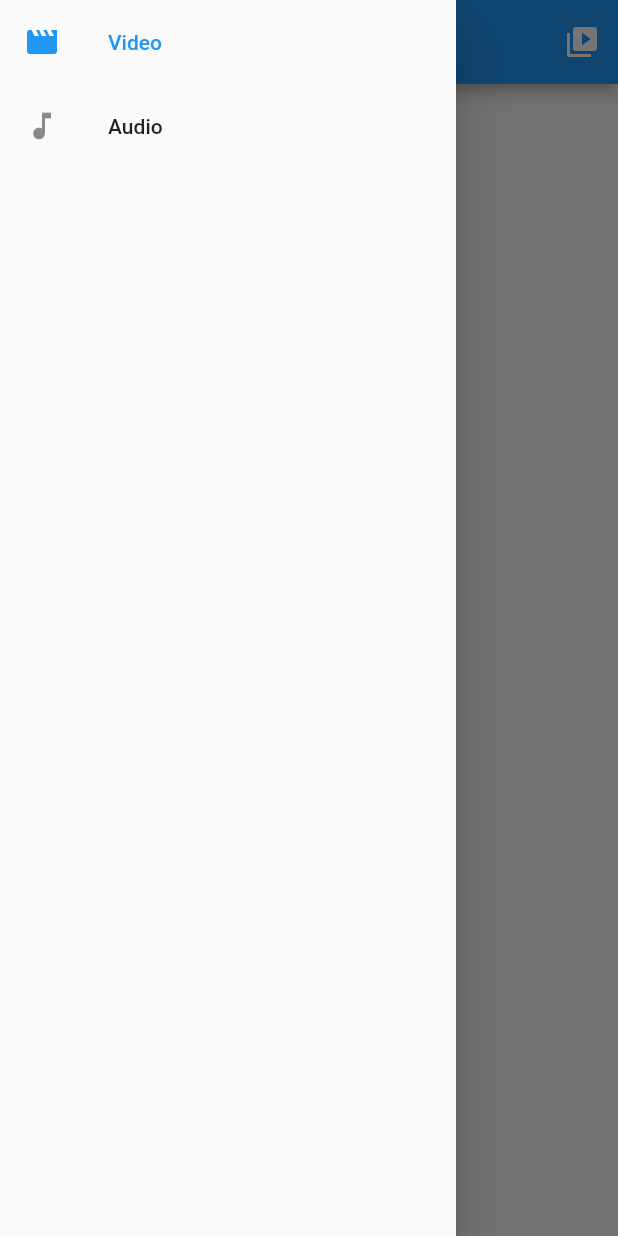
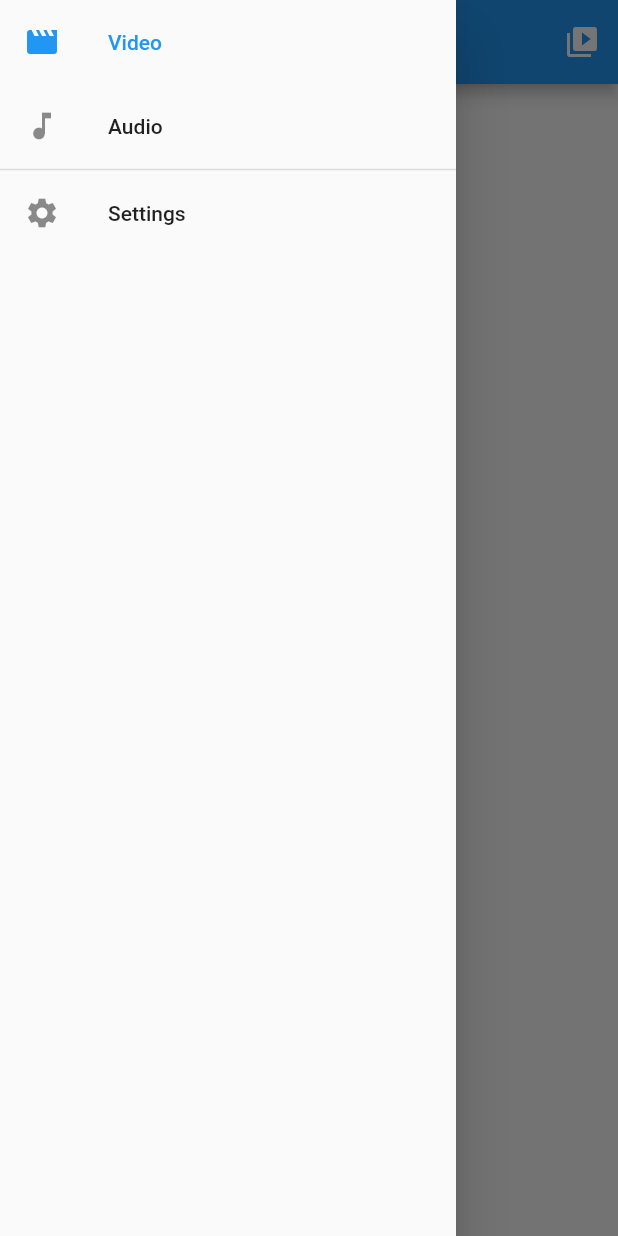
Before and after one commit to TeoLuca/ahmed_app, a Flutter app: the screen it shows after launch, with the side drawer open, on a phone screen of 412 x 824 dp. Run offline on Flutter 3.47's test engine with Material 2 defaults, Android fonts, the phone set to English and light mode, and no system bars; our stand-ins replace better_player, dynamic_theme, file_picker, shared_preferences.

Commit message:
Added dark theme

```diff
--- a/lib/main.dart
+++ b/lib/main.dart
@@ -1,10 +1,24 @@
 import 'package:ahmed_app/pages/home.dart';
+import 'package:dynamic_theme/dynamic_theme.dart';
 import 'package:flutter/material.dart';
 
 void main() {
-  runApp(
-    MaterialApp(
-      home: Home(),
-    ),
-  );
+  runApp(MyApp());
 }
+
+class MyApp extends StatelessWidget {
+  @override
+  Widget build(BuildContext context) {
+    return DynamicTheme(
+        defaultBrightness: Brightness.light,
+        data: (brightness) => new ThemeData(
+              brightness: brightness,
+            ),
+        themedWidgetBuilder: (context, theme) {
+          return new MaterialApp(
+            theme: theme,
+            home: Home(),
+          );
+        });
+  }
+}
--- a/lib/pages/home.dart
+++ b/lib/pages/home.dart
@@ -1,4 +1,5 @@
 import 'package:ahmed_app/pages/custom_video_player.dart';
+import 'package:ahmed_app/pages/settings.dart';
 import 'package:flutter/material.dart';
 
 class Home extends StatefulWidget {
@@ -50,7 +51,23 @@ class _HomeState extends State<Home> {
       key: _homeScaffoldState,
       drawer: SafeArea(
         child: Drawer(
-          child: ListView(children: drawerOptions),
+          child: ListView(
+            children: [
+              Column(children: drawerOptions),
+              Divider(thickness: 1, height: 2),
+              ListTile(
+                leading: Icon(Icons.settings),
+                title: Text('Settings'),
+                onTap: () {
+                  Navigator.pop(context);
+                  Navigator.push(
+                      context,
+                      MaterialPageRoute(
+                          builder: (BuildContext context) => Settings()));
+                },
+              )
+            ],
+          ),
         ),
       ),
       body: _getDrawerItemWidget(_selectedDrawerIndex, _homeScaffoldState),
--- a/pubspec.yaml
+++ b/pubspec.yaml
@@ -25,6 +25,7 @@ dependencies:
     sdk: flutter
   file_picker: ^2.1.4
   better_player: ^0.0.43
+  dynamic_theme: ^1.0.0
 
 
   # The following adds the Cupertino Icons font to your application.
```
Also changed, not shown: lib/pages/settings.dart (added, +49 -0 lines), pubspec.lock.
